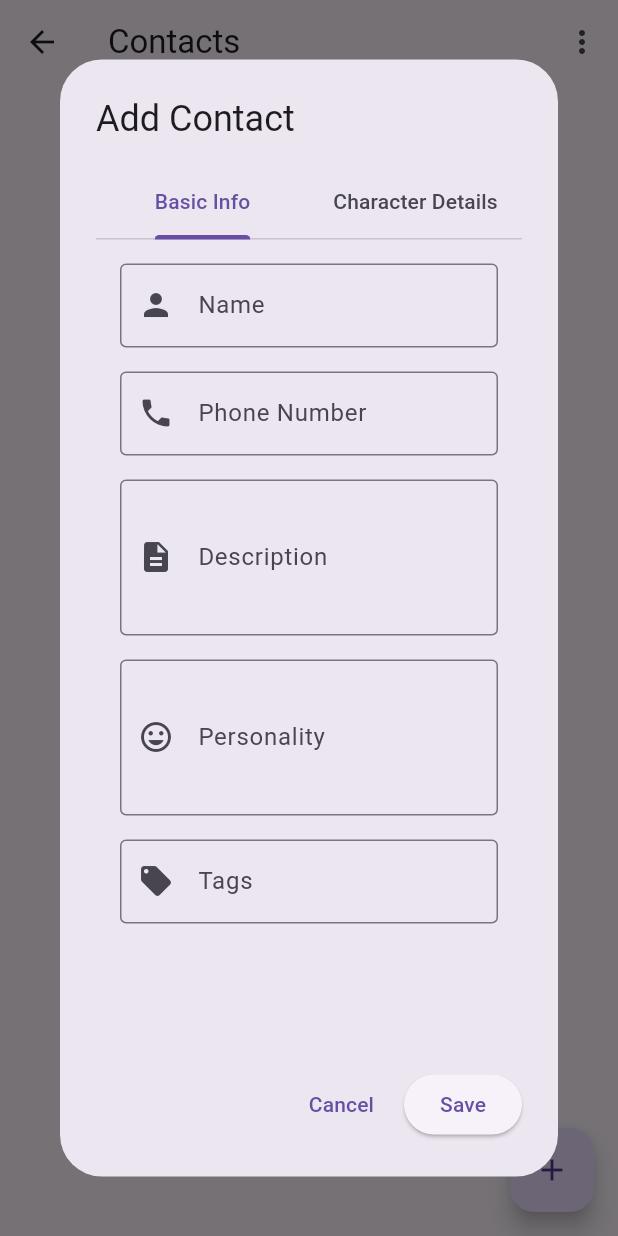
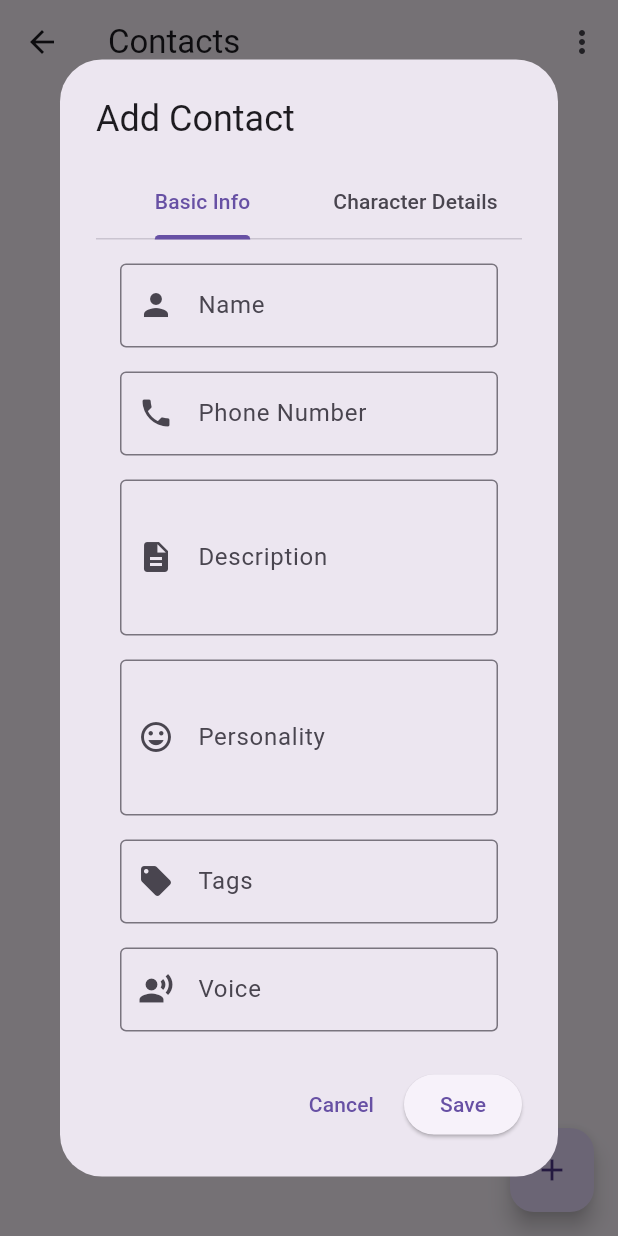
Before and after one commit to odrevet/ai_phone, a Flutter app: the ContactsView screen opened directly, after a tap on "Add Contact", on a phone screen of 412 x 824 dp. Run offline on Flutter 3.47's test engine with Material 3 defaults, Android fonts, the phone set to English and light mode, and no system bars; our stand-ins replace audioplayers, file_picker, shared_preferences, speech_to_text; accounts and stored records are empty.

Commit message:
usa avatar in main appbar. add voice model in contact

```diff
--- a/lib/models/contact.dart
+++ b/lib/models/contact.dart
@@ -12,6 +12,7 @@ class Contact {
   final String creatorComment;
   final String avatar;
   final String chat;
+  final String voice;
   final List<String> tags;
 
   late final Conversation conversation;
@@ -28,12 +29,13 @@ class Contact {
     this.creatorComment = '',
     this.avatar = '',
     this.chat = '',
+    this.voice = '',
     this.tags = const [],
   }) {
     // Initialize conversation with contact-specific messages
     conversation = Conversation();
 
-    conversation.addSystemMessage("You are using a phone to communicate. give short answers");
+    conversation.addSystemMessage("You are using a phone to communicate. give short answers. No ");
 
     if (description.isNotEmpty) {
       conversation.addSystemMessage(description);
@@ -61,6 +63,7 @@ class Contact {
       'creatorcomment': creatorComment,
       'avatar': avatar,
       'chat': chat,
+      'voice': voice,
       'tags': tags,
     };
   }
@@ -78,6 +81,7 @@ class Contact {
       creatorComment: json['creatorcomment'] ?? '',
       avatar: json['avatar'] ?? '',
       chat: json['chat'] ?? '',
+      voice: json['voice'] ?? '',
       tags: List<String>.from(json['tags'] ?? []),
     );
   }
--- a/lib/widgets/contact/contact_dialog.dart
+++ b/lib/widgets/contact/contact_dialog.dart
@@ -20,6 +20,7 @@ class ContactDialogState extends State<ContactDialog>
   final _descriptionController =
   TextEditingController(); // Updated from character
   final _personalityController = TextEditingController(); // Added personality
+  final _voiceController = TextEditingController(); // Added voice
   final _scenarioController = TextEditingController();
   final _firstMessageController = TextEditingController();
   final _messageExampleController = TextEditingController();
@@ -42,6 +43,7 @@ class ContactDialogState extends State<ContactDialog>
           widget.contact!.description; // Updated field
       _personalityController.text =
           widget.contact!.personality; // Added personality
+      _voiceController.text = widget.contact!.voice; // Added voice
       _scenarioController.text = widget.contact!.scenario;
       _firstMessageController.text = widget.contact!.firstMessage;
       _messageExampleController.text = widget.contact!.messageExample;
@@ -59,6 +61,7 @@ class ContactDialogState extends State<ContactDialog>
     _phoneController.dispose();
     _descriptionController.dispose(); // Updated from character
     _personalityController.dispose(); // Added personality disposal
+    _voiceController.dispose(); // Added voice disposal
     _scenarioController.dispose();
     _firstMessageController.dispose();
     _messageExampleController.dispose();
@@ -90,6 +93,7 @@ class ContactDialogState extends State<ContactDialog>
         // Updated field
         personality: _personalityController.text.trim(),
         // Added personality
+        voice: _voiceController.text.trim(), // Added voice
         scenario: _scenarioController.text.trim(),
         firstMessage: _firstMessageController.text.trim(),
         messageExample: _messageExampleController.text.trim(),
@@ -213,6 +217,16 @@ class ContactDialogState extends State<ContactDialog>
                 hintText: 'Comma-separated tags',
               ),
             ),
+            SizedBox(height: 16),
+            TextFormField(
+              controller: _voiceController,
+              decoration: InputDecoration(
+                labelText: 'Voice',
+                prefixIcon: Icon(Icons.record_voice_over),
+                border: OutlineInputBorder(),
+                hintText: 'TTS voice model',
+              ),
+            ),
           ],
         ),
       ),
```
Also changed, not shown: lib/main.dart (+4 -11 lines), lib/widgets/sms_view.dart (+0 -46 lines). Lines whose indentation alone changed are shown as unchanged.
